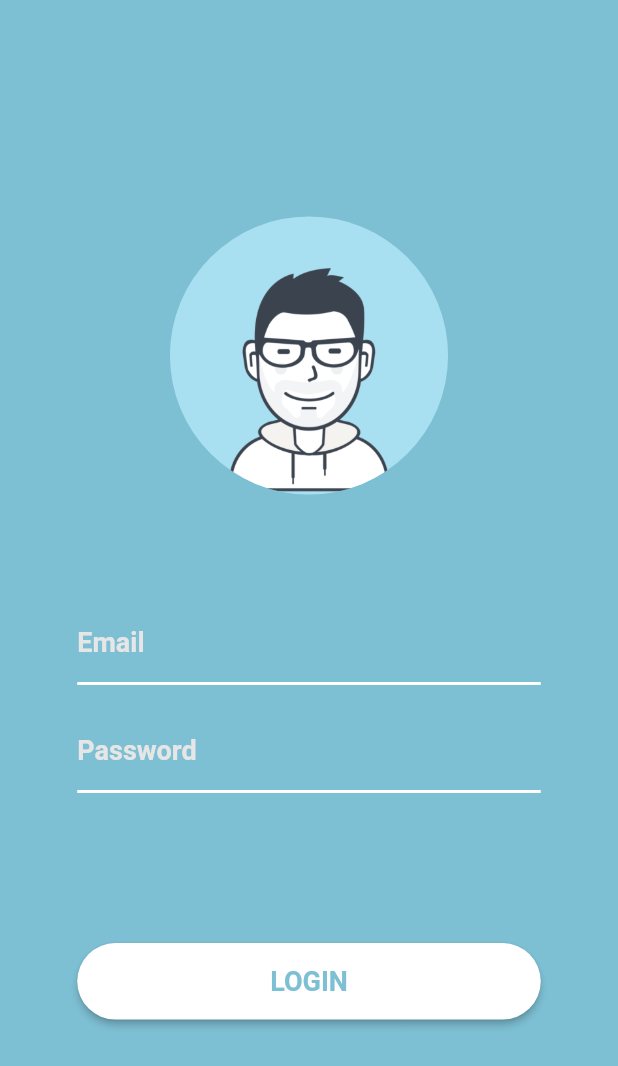
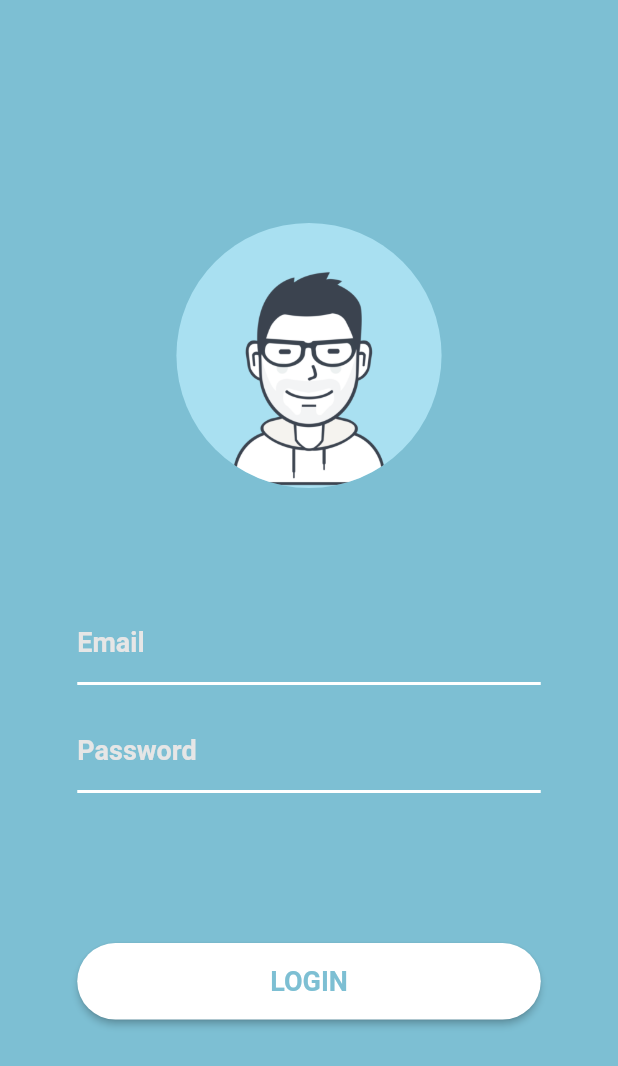
Before and after one commit to cromueloliver02/authify, a Flutter app: the first screen one second after launch, on a phone screen of 412 x 824 dp. Shown: the top 1066 px of the screen. Run offline on Flutter 3.47's test engine with Material 2 defaults, Android fonts, the light colour scheme and no system bars.

```diff
--- a/lib/widgets/atf_login_avatar.dart
+++ b/lib/widgets/atf_login_avatar.dart
@@ -13,9 +13,9 @@ class ATFLoginAvatar extends StatelessWidget {
       height: screenSize.width * 0.45,
       child: Center(
         child: TweenAnimationBuilder(
-          tween: Tween(begin: 0.0, end: 0.45),
-          duration: const Duration(milliseconds: 800),
-          curve: Curves.ease,
+          tween: Tween(begin: 0.1, end: 0.45),
+          duration: const Duration(milliseconds: 1000),
+          curve: Curves.bounceOut,
           builder: (ctx, value, child) => Container(
             width: screenSize.width * value,
             height: screenSize.width * value,
```
